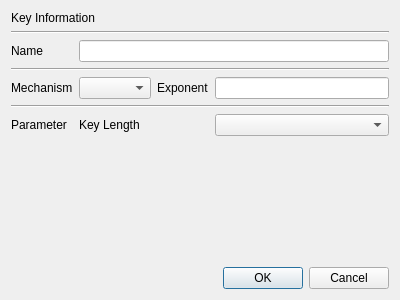
Before: the Qt Designer form CAMan/new_key_dlg.ui in jykim74/CertMan, drawn with Qt 5.
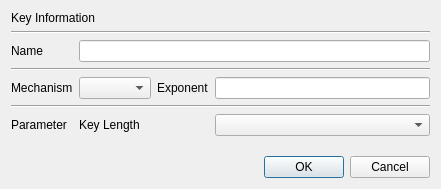
After: the same form once the commit is applied.

Diff of the .ui file:
```diff
--- a/CAMan/new_key_dlg.ui
+++ b/CAMan/new_key_dlg.ui
@@ -6,8 +6,8 @@
    <rect>
     <x>0</x>
     <y>0</y>
-    <width>400</width>
-    <height>300</height>
+    <width>441</width>
+    <height>189</height>
    </rect>
   </property>
   <property name="windowTitle">
```
